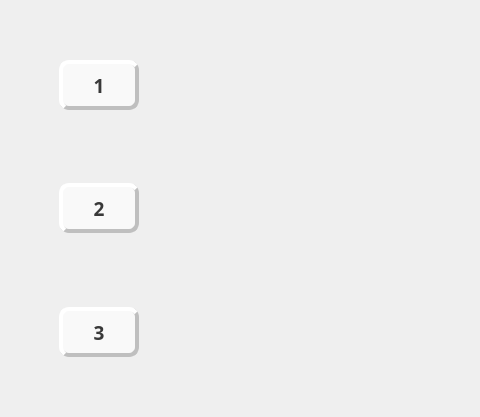
realeedd/techEng, file keywordsquestions.ui: the form before one commit; both pictures show x 0 to 480 and y 170 to 587 of the 800 by 729 pixel window.
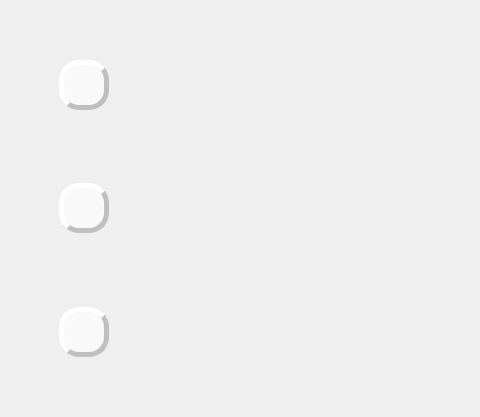
The form after the commit.

What changed in the file:
```diff
--- a/keywordsquestions.ui
+++ b/keywordsquestions.ui
@@ -115,13 +115,13 @@
               </property>
               <property name="minimumSize">
                <size>
-                <width>80</width>
+                <width>50</width>
                 <height>50</height>
                </size>
               </property>
               <property name="maximumSize">
                <size>
-                <width>80</width>
+                <width>50</width>
                 <height>50</height>
                </size>
               </property>
@@ -135,9 +135,9 @@
               </property>
               <property name="styleSheet">
                <string notr="true">QPushButton{background: rgba(255, 255, 255, 0.6);
-border-radius: 10px;
+border-radius: 20px;
 border-style: outset;
- border-width: 4px;
+ border-width: 5px;
 border-color:rgb(191, 191, 191);
 color:rgb(57, 57, 57);}
 
@@ -147,7 +147,7 @@
 }</string>
               </property>
               <property name="text">
-               <string>1</string>
+               <string/>
               </property>
              </widget>
             </item>
@@ -189,13 +189,13 @@
               </property>
               <property name="minimumSize">
                <size>
-                <width>80</width>
+                <width>50</width>
                 <height>50</height>
                </size>
               </property>
               <property name="maximumSize">
                <size>
-                <width>80</width>
+                <width>50</width>
                 <height>50</height>
                </size>
               </property>
@@ -209,9 +209,9 @@
               </property>
               <property name="styleSheet">
                <string notr="true">QPushButton{background: rgba(255, 255, 255, 0.6);
-border-radius: 10px;
+border-radius: 20px;
 border-style: outset;
- border-width: 4px;
+ border-width: 5px;
 border-color:rgb(191, 191, 191);
 color:rgb(57, 57, 57);}
 
@@ -221,7 +221,7 @@
 }</string>
               </property>
               <property name="text">
-               <string>2</string>
+               <string/>
               </property>
              </widget>
             </item>
@@ -263,13 +263,13 @@
               </property>
               <property name="minimumSize">
                <size>
-                <width>80</width>
+                <width>50</width>
                 <height>50</height>
                </size>
               </property>
               <property name="maximumSize">
                <size>
-                <width>80</width>
+                <width>50</width>
                 <height>50</height>
                </size>
               </property>
@@ -283,9 +283,9 @@
               </property>
               <property name="styleSheet">
                <string notr="true">QPushButton{background: rgba(255, 255, 255, 0.6);
-border-radius: 10px;
+border-radius: 20px;
 border-style: outset;
- border-width: 4px;
+ border-width: 5px;
 border-color:rgb(191, 191, 191);
 color:rgb(57, 57, 57);}
 
@@ -295,7 +295,7 @@
 }</string>
               </property>
               <property name="text">
-               <string>3</string>
+               <string/>
               </property>
              </widget>
             </item>
```
Left out of the diff: 2 changed lines with no effect on the pictures.
